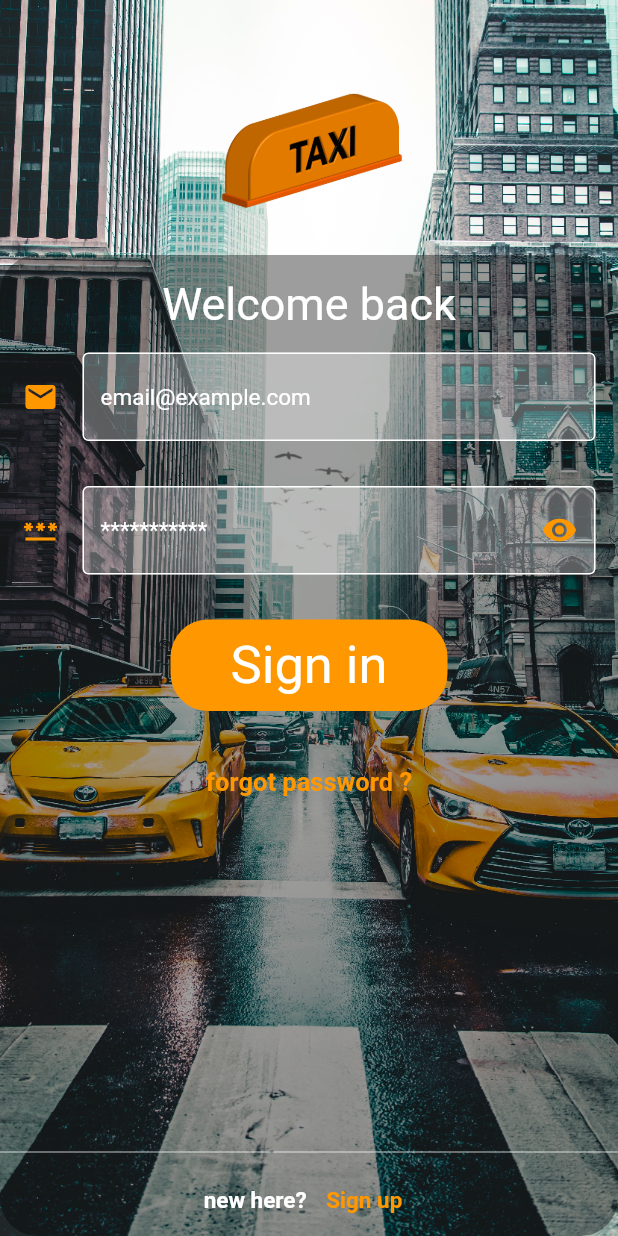
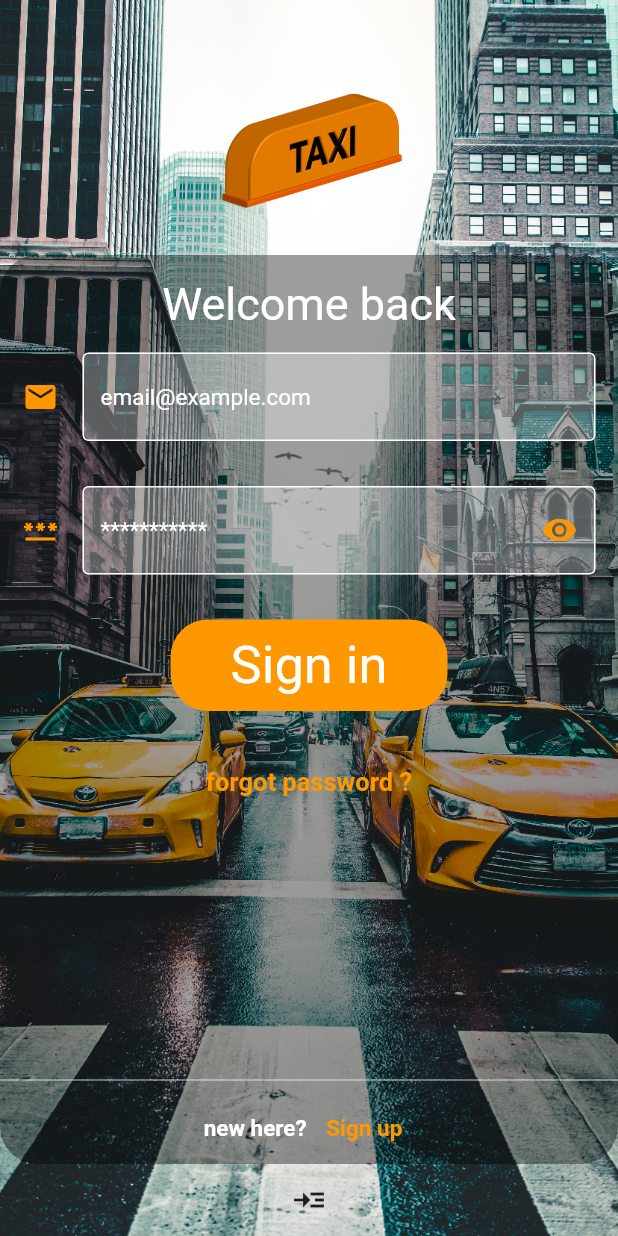
Before and after one commit to Codingaway20/sharek_app_new, a Flutter app: the screen it shows after launch, on a phone screen of 412 x 824 dp. Run offline on Flutter 3.47's test engine with Material 2 defaults, Android fonts, the phone set to English and light mode, and no system bars; our stand-ins replace fluttertoast, get; missing offline and left inert: postgres.

Commit message:
new db changes

```diff
--- a/lib/UI/login_page.dart
+++ b/lib/UI/login_page.dart
@@ -1,10 +1,13 @@
 import 'package:flutter/material.dart';
-import 'package:flutter/src/widgets/framework.dart';
-import 'package:flutter/src/widgets/placeholder.dart';
 
+import 'package:get/get.dart';
+
+import '../controllers/app_controller.dart';
 
 class LoginPage extends StatelessWidget {
-  const LoginPage({super.key});
+  LoginPage({super.key});
+
+  final AppController _appController = Get.find();
 
   @override
   Widget build(BuildContext context) {
@@ -198,6 +201,12 @@ class LoginPage extends StatelessWidget {
                 ),
               ),
             ),
+            IconButton(
+                onPressed: () async {
+                  await _appController.initConnection();
+                  await _appController.read();
+                },
+                icon: Icon(Icons.read_more)),
           ],
         ),
       ),
--- a/lib/main.dart
+++ b/lib/main.dart
@@ -2,6 +2,7 @@ import 'package:flutter/material.dart';
 import 'package:get/get.dart';
 
 import 'UI/login_page.dart';
+import 'controllers/app_controller.dart';
 
 void main() {
   runApp(const MyApp());
@@ -13,7 +14,8 @@ class MyApp extends StatelessWidget {
   // This widget is the root of your application.
   @override
   Widget build(BuildContext context) {
-    return const GetMaterialApp(
+    Get.put(AppController());
+    return GetMaterialApp(
       debugShowCheckedModeBanner: false,
       home: LoginPage(),
     );
--- a/pubspec.yaml
+++ b/pubspec.yaml
@@ -36,12 +36,12 @@ dependencies:
   # Use with the CupertinoIcons class for iOS style icons.
   cupertino_icons: ^1.0.2
   get: ^4.6.5
-  postgres: ^2.6.1
   fluttertoast: ^8.2.1
   dio: ^5.1.2
   http: ^0.13.6
   flutter_html: ^2.2.1
   html: ^0.15.3
+  postgres: ^2.6.1
 
 
 dev_dependencies:
```
Also changed, not shown: lib/controllers/app_controller.dart (+55 -7 lines), lib/db/app_dataBase.dart (+23 -7 lines), 2 other files.
